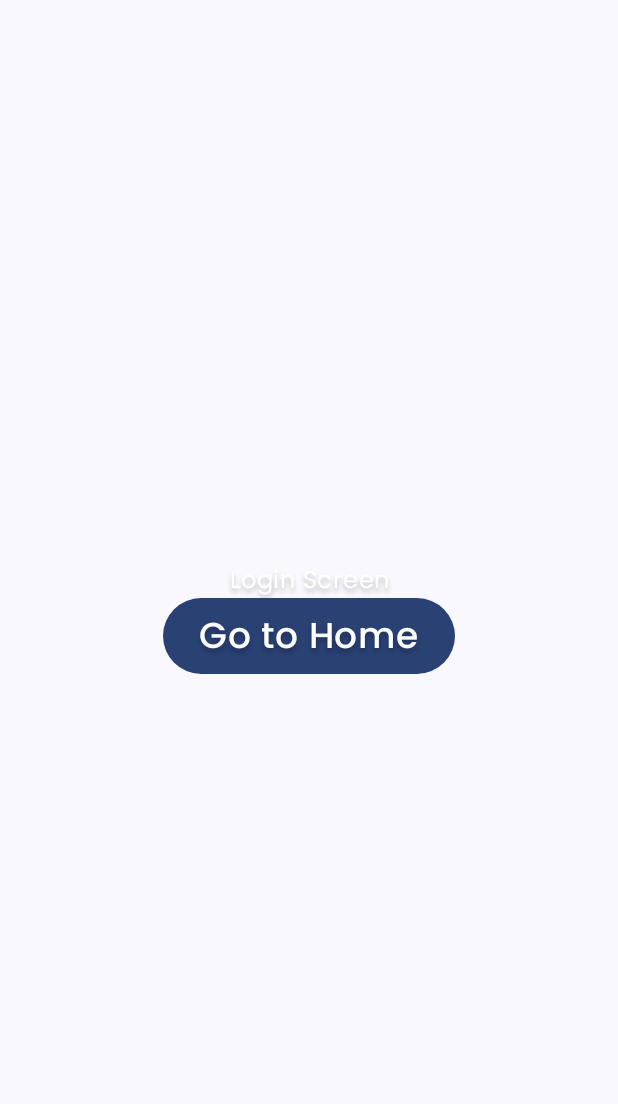
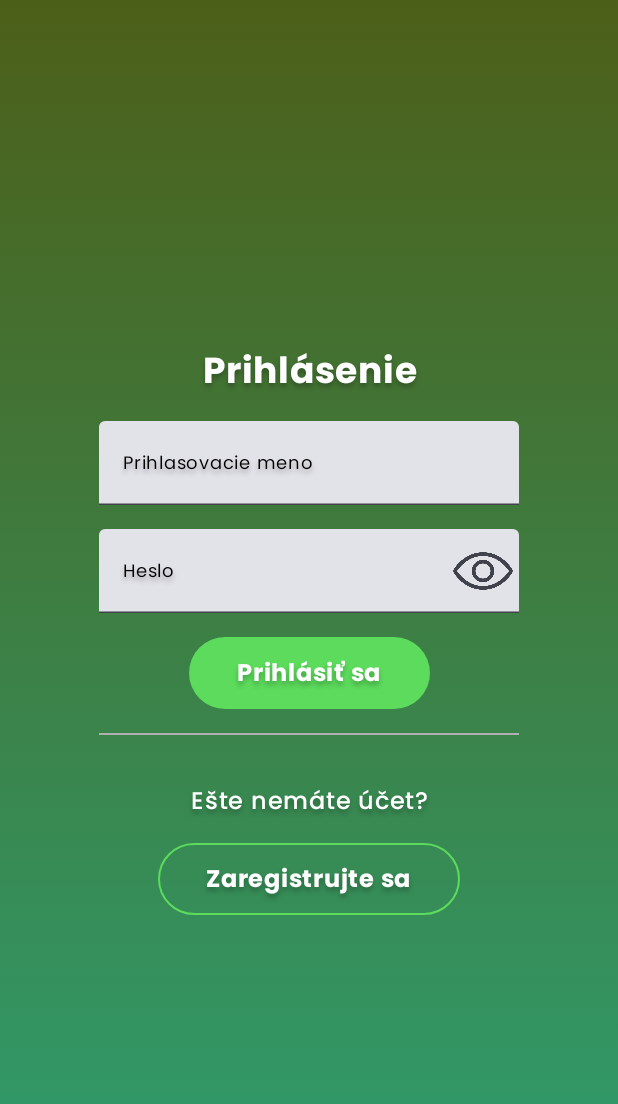
Before and after one commit to TP2023-T24-PEACE/PEACE-APP, an Android app built with Jetpack Compose: the composable LoginScreen shown on its own in the app's theme, on a phone screen of 412 x 824 dp. Shown: the top 1104 px of the screen. Run offline under Robolectric (Android 15) with nearby library versions, the phone set to English and light mode, and no system bars; libraries missing offline, so code that uses them is left out: com.ramcosta.composedestinations; 1 statement that could not run was skipped.

Commit message:
Login Screen

```diff
--- a/app/src/main/java/com/t24/peaceapp/ui/screens/IntroductionScreen.kt
+++ b/app/src/main/java/com/t24/peaceapp/ui/screens/IntroductionScreen.kt
@@ -45,7 +45,7 @@ import androidx.compose.ui.unit.sp
 import com.ramcosta.composedestinations.annotation.Destination
 import com.ramcosta.composedestinations.navigation.DestinationsNavigator
 import com.t24.peaceapp.R
-import com.t24.peaceapp.ui.screens.destinations.DashboardDestination
+import com.t24.peaceapp.ui.screens.destinations.LoginScreenDestination
 
 
 @Destination
@@ -87,6 +87,7 @@ fun IntroductionScreen(
                 value = name,
                 textStyle = TextStyle(color = Color.Black),
                 modifier = Modifier.width(300.dp),
+                singleLine = true,
                 onValueChange = { name = it },
                 label = { Text(
                     text = "Krstné meno",
@@ -139,6 +140,7 @@ fun IntroductionScreen(
         Spacer(modifier = Modifier.weight(0.01f))
         TextField(
             value = age,
+            singleLine = true,
             textStyle = TextStyle(color = Color.Black),
             modifier = Modifier.width(300.dp),
             keyboardOptions = KeyboardOptions(keyboardType = KeyboardType.Number),
@@ -158,7 +160,8 @@ fun IntroductionScreen(
                 containerColor = Color(0xFF5CDB5C),
                 contentColor = Color.White),
             onClick = {
-                navigator.navigate(DashboardDestination)
+                navigator.navigate(LoginScreenDestination)
+
             }) {
             Text(
                 fontSize = 24.sp,
@@ -207,6 +210,7 @@ fun ReasonDropdown() {
                 value = selectedText,
                 onValueChange = {},
                 readOnly = true,
+                singleLine = true,
                 shape = MaterialTheme.shapes.extraLarge,
                 textStyle = TextStyle(color = Color.Black),
                 trailingIcon = { ExposedDropdownMenuDefaults.TrailingIcon(expanded = expanded) },
--- a/app/src/main/java/com/t24/peaceapp/ui/screens/LoginScreen.kt
+++ b/app/src/main/java/com/t24/peaceapp/ui/screens/LoginScreen.kt
@@ -1,16 +1,47 @@
 package com.t24.peaceapp.ui.screens
 
+import android.widget.ImageButton
+import androidx.compose.foundation.BorderStroke
+import androidx.compose.foundation.background
 import androidx.compose.foundation.layout.Arrangement
 import androidx.compose.foundation.layout.Column
+import androidx.compose.foundation.layout.PaddingValues
 import androidx.compose.foundation.layout.fillMaxSize
+import androidx.compose.foundation.layout.padding
+import androidx.compose.foundation.layout.width
+import androidx.compose.foundation.text.KeyboardOptions
+import androidx.compose.material.icons.Icons
 import androidx.compose.material3.Button
+import androidx.compose.material3.ButtonDefaults
+import androidx.compose.material3.Divider
+import androidx.compose.material3.Icon
+import androidx.compose.material3.IconButton
+import androidx.compose.material3.OutlinedButton
 import androidx.compose.material3.Text
+import androidx.compose.material3.TextField
 import androidx.compose.runtime.Composable
+import androidx.compose.runtime.getValue
+import androidx.compose.runtime.mutableStateOf
+import androidx.compose.runtime.remember
+import androidx.compose.runtime.saveable.rememberSaveable
+import androidx.compose.runtime.setValue
 import androidx.compose.ui.Alignment
 import androidx.compose.ui.Modifier
+import androidx.compose.ui.graphics.Brush
+import androidx.compose.ui.graphics.Color
+import androidx.compose.ui.graphics.TileMode
+import androidx.compose.ui.platform.LocalContext
+import androidx.compose.ui.res.painterResource
+import androidx.compose.ui.text.font.FontWeight
+import androidx.compose.ui.text.input.KeyboardType
+import androidx.compose.ui.text.input.PasswordVisualTransformation
+import androidx.compose.ui.text.input.VisualTransformation
 import androidx.compose.ui.text.style.TextAlign
+import androidx.compose.ui.unit.dp
+import androidx.compose.ui.unit.sp
 import com.ramcosta.composedestinations.annotation.Destination
 import com.ramcosta.composedestinations.navigation.DestinationsNavigator
+import com.t24.peaceapp.R
 import com.t24.peaceapp.ui.screens.destinations.DashboardDestination
 
 @Destination
@@ -18,16 +49,116 @@ import com.t24.peaceapp.ui.screens.destinations.DashboardDestination
 fun LoginScreen(
     navigator: DestinationsNavigator
 ) {
+
+    var username by remember { mutableStateOf("") }
+    var password by rememberSaveable { mutableStateOf("") }
+    var passwordVisible by rememberSaveable { mutableStateOf(false) }
+
     Column(
-        modifier = Modifier.fillMaxSize(),
+        modifier = Modifier
+            .fillMaxSize()
+            .background(
+                Brush.verticalGradient(
+                    colors = listOf(
+                        Color(0xFF4C5F18), Color(0xFF2E9E6F)
+                    ),
+                    tileMode = TileMode.Repeated
+                )
+            )
+            .padding(16.dp),
         verticalArrangement = Arrangement.Center,
-        horizontalAlignment = Alignment.CenterHorizontally
+        horizontalAlignment = Alignment.CenterHorizontally,
     ) {
-        Text(text = "Login Screen", textAlign = TextAlign.Center)
-        Button(onClick = {
-            navigator.navigate(DashboardDestination)
-        }) {
-            Text(text = "Go to Home")
+        // Login form
+        Text(
+            text = "Prihlásenie",
+            textAlign = TextAlign.Center,
+            fontSize = 24.sp,
+            fontWeight = FontWeight.Bold,
+            modifier = Modifier.padding(16.dp)
+        )
+        Column(
+            verticalArrangement = Arrangement.spacedBy(16.dp),
+            horizontalAlignment = Alignment.CenterHorizontally
+        ) {
+            TextField(
+                value = username,
+                onValueChange = { username = it },
+                label = {
+                    Text(
+                        text ="Prihlasovacie meno",
+                        fontSize = 12.sp,
+                        color = Color.Black
+                        ) },
+                singleLine = true)
+            TextField(
+                value = password,
+                onValueChange = { password = it },
+                label = {
+                    Text(
+                        text ="Heslo",
+                        fontSize = 12.sp,
+                        color = Color.Black
+                    ) },
+                singleLine = true,
+                placeholder = { Text("Password") },
+                visualTransformation = if (passwordVisible) VisualTransformation.None else PasswordVisualTransformation(),
+                keyboardOptions = KeyboardOptions(keyboardType = KeyboardType.Password),
+                trailingIcon = {
+                    val image = if (passwordVisible)
+                        R.drawable.hide
+                    else
+                        R.drawable.show
+
+                    // Please provide localized description for accessibility services
+                    val description = if (passwordVisible) "Hide password" else "Show password"
+
+                    IconButton(onClick = { passwordVisible = !passwordVisible }) {
+                        Icon(
+                            painter = painterResource(id = image),
+                            contentDescription = description
+                        )
+                    }
+                }
+            )
+            Button(onClick = {
+                navigator.navigate(DashboardDestination)
+            },
+                contentPadding = PaddingValues(32.dp, 8.dp, 32.dp, 8.dp),
+                elevation = ButtonDefaults.buttonElevation(),
+                colors = ButtonDefaults.buttonColors(
+                    containerColor = Color(0xFF5CDB5C),
+                    contentColor = Color.White),
+                ) {
+                Text("Prihlásiť sa", fontSize = 16.sp, fontWeight = FontWeight.Bold)
+            }
+
+            // 1px divider
+            Divider(
+                color = Color(0xFFAFAFAF),
+                thickness = 1.dp,
+                modifier = Modifier.width(280.dp)
+            )
+            Text(
+                text = "Ešte nemáte účet?",
+                textAlign = TextAlign.Center,
+                fontSize = 16.sp,
+                fontWeight = FontWeight.Medium,
+                modifier = Modifier.padding(top = 16.dp)
+            )
+            // Register button
+            OutlinedButton(onClick = {
+                navigator.navigate(RegisterDestination)
+            },
+                contentPadding = PaddingValues(32.dp, 8.dp, 32.dp, 8.dp),
+                elevation = ButtonDefaults.buttonElevation(),
+                colors = ButtonDefaults.buttonColors(
+                    containerColor = Color.Transparent,
+                    contentColor = Color.White),
+                border = BorderStroke(1.dp, Color(0xFF5CDB5C))
+                ) {
+                Text("Zaregistrujte sa", fontSize = 16.sp, fontWeight = FontWeight.Bold)
+            }
         }
     }
 }
--- a/app/src/main/java/com/t24/peaceapp/ui/screens/SplashScreen.kt
+++ b/app/src/main/java/com/t24/peaceapp/ui/screens/SplashScreen.kt
@@ -27,7 +27,8 @@ import com.ramcosta.composedestinations.annotation.Destination
 import com.ramcosta.composedestinations.annotation.RootNavGraph
 import com.ramcosta.composedestinations.navigation.DestinationsNavigator
 import com.t24.peaceapp.R
-import com.t24.peaceapp.ui.screens.destinations.IntroductionScreenDestination
+import com.t24.peaceapp.ui.screens.destinations.DashboardDestination
+import com.t24.peaceapp.ui.screens.destinations.LoginScreenDestination
 
 
 @RootNavGraph(start = true)
@@ -36,6 +37,7 @@ import com.t24.peaceapp.ui.screens.destinations.IntroductionScreenDestination
 fun SplashScreen(
     navigator: DestinationsNavigator
 ) {
+    val loggedInUser = null
     Column(
         modifier = Modifier
             .fillMaxSize()
@@ -75,7 +77,12 @@ fun SplashScreen(
                 containerColor = Color(0xFF5CDB5C),
                 contentColor = Color.White),
             onClick = {
-                navigator.navigate(IntroductionScreenDestination)
+                if(loggedInUser == null) {
+                    navigator.navigate(LoginScreenDestination)
+                } else {
+                    navigator.navigate(DashboardDestination)
+                }
+
             }) {
             Text(
                 fontSize = 24.sp,
```
Also changed, not shown: app/src/main/res/drawable/hide.png (added), app/src/main/res/drawable/show.png (added).
